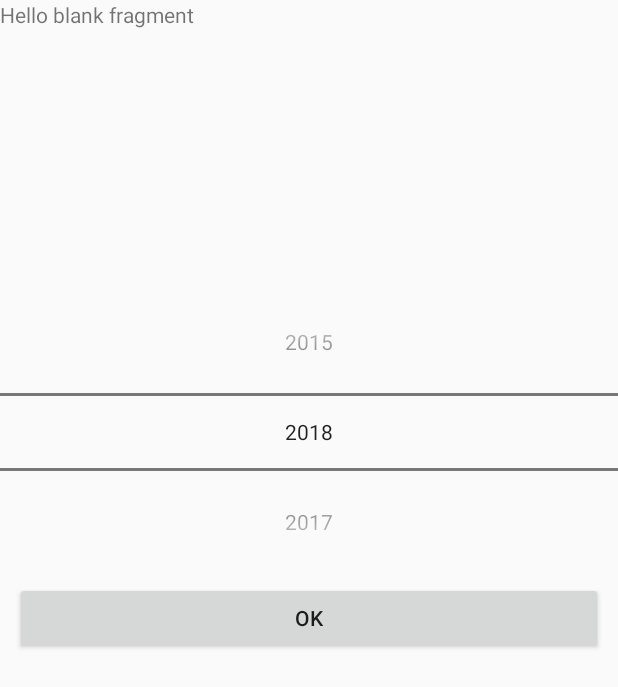
After one commit to Siraprapha/HotSpot, an Android app: the fragment HistoryFragment shown on its own in the app's theme, on a phone screen of 412 x 824 dp. The commit adds this screen. Shown: the top 687 px of the screen. Run offline under Robolectric (Android 15) with nearby library versions, the phone set to English and light mode, and no system bars.

```diff
--- /dev/null
+++ b/app/src/main/java/dev/S/ink/hotspot/HistoryFragment.java
@@ -0,0 +1,88 @@
+package dev.S.ink.hotspot;
+
+import android.content.Context;
+import android.net.Uri;
+import android.os.Bundle;
+import android.support.v4.app.Fragment;
+import android.view.LayoutInflater;
+import android.view.View;
+import android.view.ViewGroup;
+import android.widget.NumberPicker;
+
+public class HistoryFragment extends Fragment {
+
+    private OnFragmentInteractionListener mListener;
+    NumberPicker picker;
+    int selected_year;
+
+    public HistoryFragment() {
+        // Required empty public constructor
+    }
+    public static HistoryFragment newInstance() {
+        HistoryFragment fragment = new HistoryFragment();
+        return fragment;
+    }
+
+    @Override
+    public void onCreate(Bundle savedInstanceState) {
+        super.onCreate(savedInstanceState);
+    }
+
+    @Override
+    public View onCreateView(LayoutInflater inflater, ViewGroup container,
+                             Bundle savedInstanceState) {
+        // Inflate the layout for this fragment
+        View rootview = inflater.inflate(R.layout.fragment_history, container, false);
+
+
+        picker = rootview.findViewById(R.id.year_picker);
+        setPicker();
+        picker.setOnValueChangedListener(new NumberPicker.OnValueChangeListener() {
+            @Override
+            public void onValueChange(NumberPicker numberPicker, int i, int i1) {
+                selected_year = numberPicker.getValue();
+            }
+        });
+
+        return rootview;
+    }
+
+    @Override
+    public void onAttach(Context context) {
+        super.onAttach(context);
+//        if (context instanceof OnFragmentInteractionListener) {
+//            mListener = (OnFragmentInteractionListener) context;
+//        } else {
+//            throw new RuntimeException(context.toString()
+//                    + " must implement OnFragmentInteractionListener");
+//        }
+    }
+
+    @Override
+    public void onDetach() {
+        super.onDetach();
+        //mListener = null;
+    }
+
+    public interface OnFragmentInteractionListener {
+        // TODO: Update argument type and name
+        void onFragmentInteraction(Uri uri);
+    }
+
+    private String[] getPickerData(){
+        String[] data = new String[4];
+        for(int i = 0;i<data.length;i++){
+            int year = 2018-i;
+            data[i]= "" + year;
+        }
+        return data;
+    }
+    private void setPicker(){
+        String[] data = getPickerData();
+
+        picker.setMinValue(0);
+        picker.setMaxValue(data.length-1);
+        picker.setDisplayedValues(data);
+    }
+
+}
--- /dev/null
+++ b/app/src/main/res/layout/fragment_history.xml
@@ -0,0 +1,34 @@
+<FrameLayout xmlns:android="http://schemas.android.com/apk/res/android"
+    xmlns:tools="http://schemas.android.com/tools"
+    android:layout_width="match_parent"
+    android:layout_height="match_parent"
+    tools:context="dev.S.ink.hotspot.HistoryFragment">
+
+    <!-- TODO: Update blank fragment layout -->
+    <RelativeLayout
+        android:layout_width="match_parent"
+        android:layout_height="match_parent">
+        <TextView
+            android:id="@+id/texttt"
+            android:layout_width="match_parent"
+            android:layout_height="match_parent"
+            android:text="@string/hello_blank_fragment" />
+        <NumberPicker
+            android:id="@+id/year_picker"
+            android:layout_width="match_parent"
+            android:layout_height="180dp"
+            android:clickable="false"
+            android:layout_above="@+id/btn">
+        </NumberPicker>
+        <Button
+            android:id="@+id/btn"
+            android:layout_width="match_parent"
+            android:layout_height="wrap_content"
+            android:layout_centerVertical="true"
+            android:layout_margin="10dp"
+            android:text="@string/ok" />
+
+    </RelativeLayout>
+
+
+</FrameLayout>
--- a/app/src/main/res/menu/drawer_view.xml
+++ b/app/src/main/res/menu/drawer_view.xml
@@ -78,6 +78,12 @@
         android:checkable="true" />
 
     <item
+        android:id="@+id/history"
+        android:title="@string/history"
+        android:icon="@drawable/history"
+        android:checkable="true" />
+
+    <item
         android:id="@+id/about"
         android:title="@string/about"
         android:icon="@drawable/information_outline"
--- a/app/src/main/res/values/strings.xml
+++ b/app/src/main/res/values/strings.xml
@@ -36,5 +36,10 @@
     <string name="fwi">ค่าความรุนแรงไฟ(FWI)</string>
     <string name="pm10">ค่าฝุ่นละอองในอากาศ(PM10)</string>
     <string name="aboutus">แอปพลิเคชัน Dubb Fire (ดับไฟ) จัดทำโดย นิสิตภาควิชาคณิตศาสตร์และวิทยาการคอมพิวเตอร์ คณะวิทยาศาสตร์ จุฬาลงกรณ์มหาวิทยาลัย\n\tโดยมีวัตถุประสงค์เพื่อเป็นเครื่องมือช่วยบริหารจัดการไฟป่าให้กับเจ้าหน้าที่ศูนย์ควบคุมไฟป่าภายในพื้นที่ภาคเหนือของประเทศไทย และมีฟังก์ชันเสริมคือ โทรแจ้งเหตุไฟป่าสำหรับบุคคลทั่วไป เพื่อเสริมประสิทธิภาพให้กับแอปพลิเคชัน\nทีมผู้พัฒนา\n\t1. นายภาสกร จุ้ยเปี่ยม\n\t2. นางสาวศิรประภา บุญรัตน์\nอาจารย์ที่ปรึกษา\tดร.อาธร เหลืองสดใส\nที่ปรึกษาพิเศษ\tดร.วีรชัย ตันพิพัฒน์\tนักวิจัยจาก หน่วยวิจัยเชี่ยวชาญเฉพาะทางด้านไฟป่าภูมิภาคอาเซียนตอนบน (Upper ASEAN Wildland Fire Special Research Unit) ศูนย์วิจัยป่าไม้ คณะวนศาสตร์ ม.เกษตรศาสตร์.</string>
+    <string name="history">สถิติย้อนหลัง</string>
+    <string name="stat_title">สถิติการเกิดไฟป่าในปี</string>
+    <string name="ok">OK</string>
+    <string name="select_year">SELECT YEAR</string>
+    <string name="total">ทั้งหมด</string>
 
 </resources>
```
Also changed, not shown: app/build.gradle (+17 -16 lines), app/src/main/java/dev/S/ink/hotspot/FireStatFragment.java (added, +288 -0 lines), app/src/main/java/dev/S/ink/hotspot/MapsActivity.java (+12 -1 lines), app/src/main/java/dev/S/ink/hotspot/MapsFragment.java (+0 -7 lines), app/src/main/java/dev/S/ink/hotspot/Retrofit2Services.java (added, +50 -0 lines), app/src/main/res/layout/fragment_firestat.xml (added, +48 -0 lines), build.gradle (+5 -4 lines), gradle/wrapper/gradle-wrapper.properties, 1 other file.
